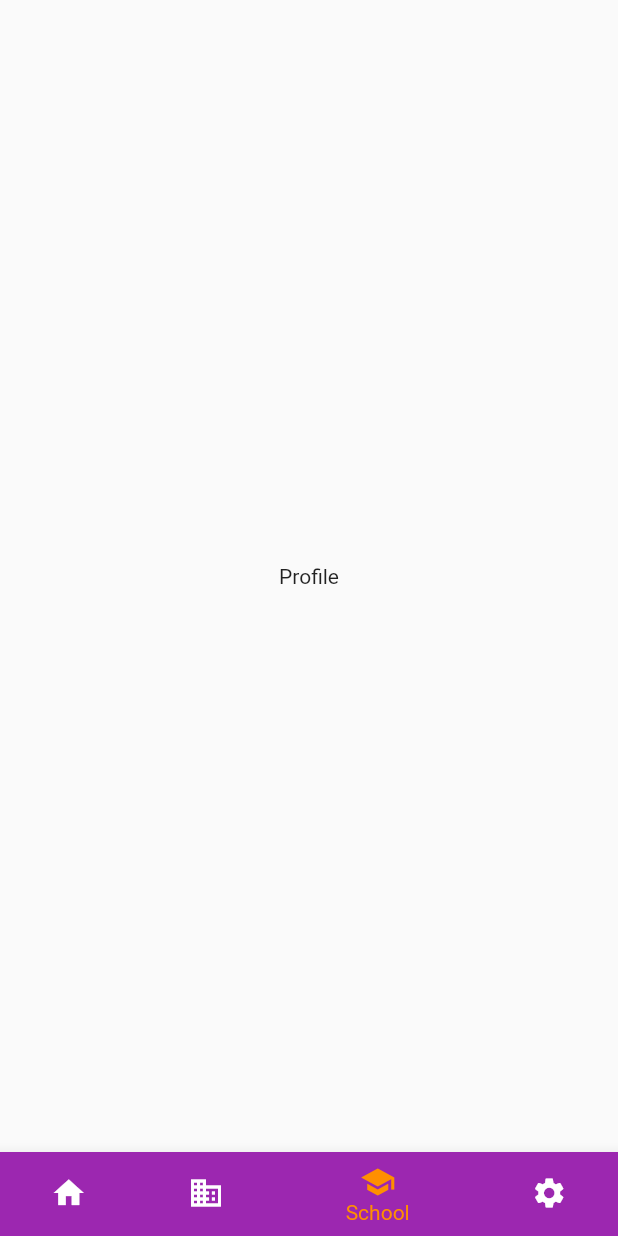
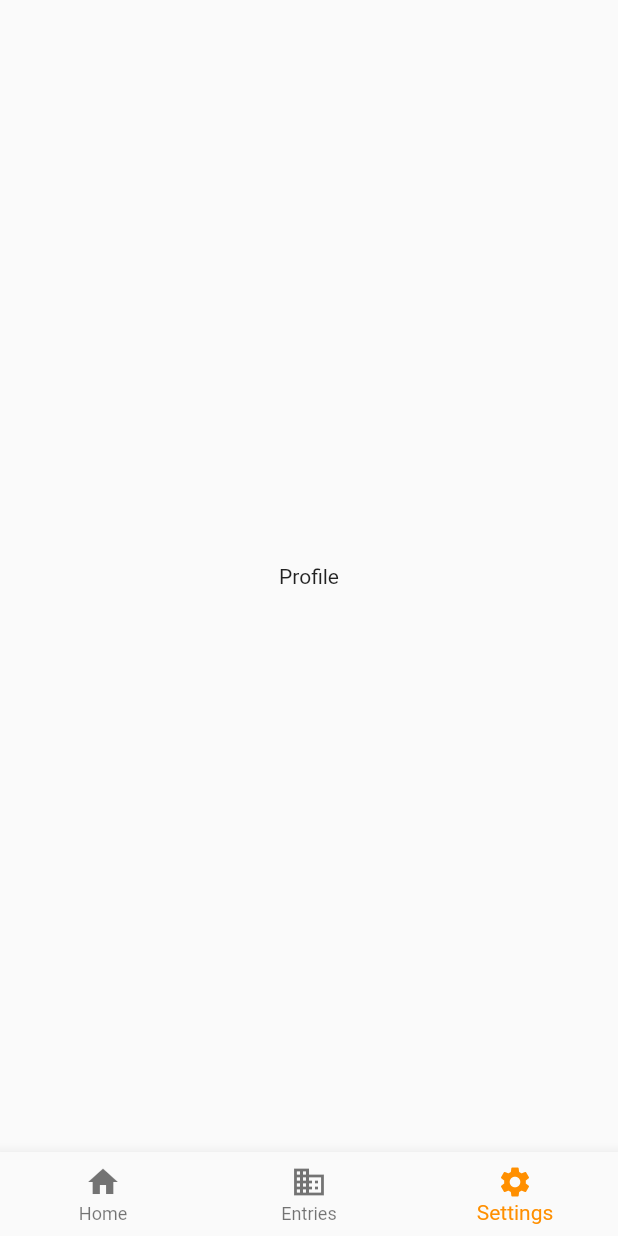
Before and after one commit to lyds214/Journey, a Flutter app: the Tabs screen opened directly, item 3 of the bottom bar chosen, on a phone screen of 412 x 824 dp. Run offline on Flutter 3.47's test engine with Material 2 defaults, Android fonts, the phone set to English and light mode, and no system bars.

Commit message:
Updated tab titles

```diff
--- a/journey/lib/screens/tabs.dart
+++ b/journey/lib/screens/tabs.dart
@@ -43,13 +43,8 @@
           ),
           BottomNavigationBarItem(
             icon: Icon(Icons.business),
-            label: 'Business',
+            label: 'Entries',
             backgroundColor: Colors.green,
-          ),
-          BottomNavigationBarItem(
-            icon: Icon(Icons.school),
-            label: 'School',
-            backgroundColor: Colors.purple,
           ),
           BottomNavigationBarItem(
             icon: Icon(Icons.settings),
```
